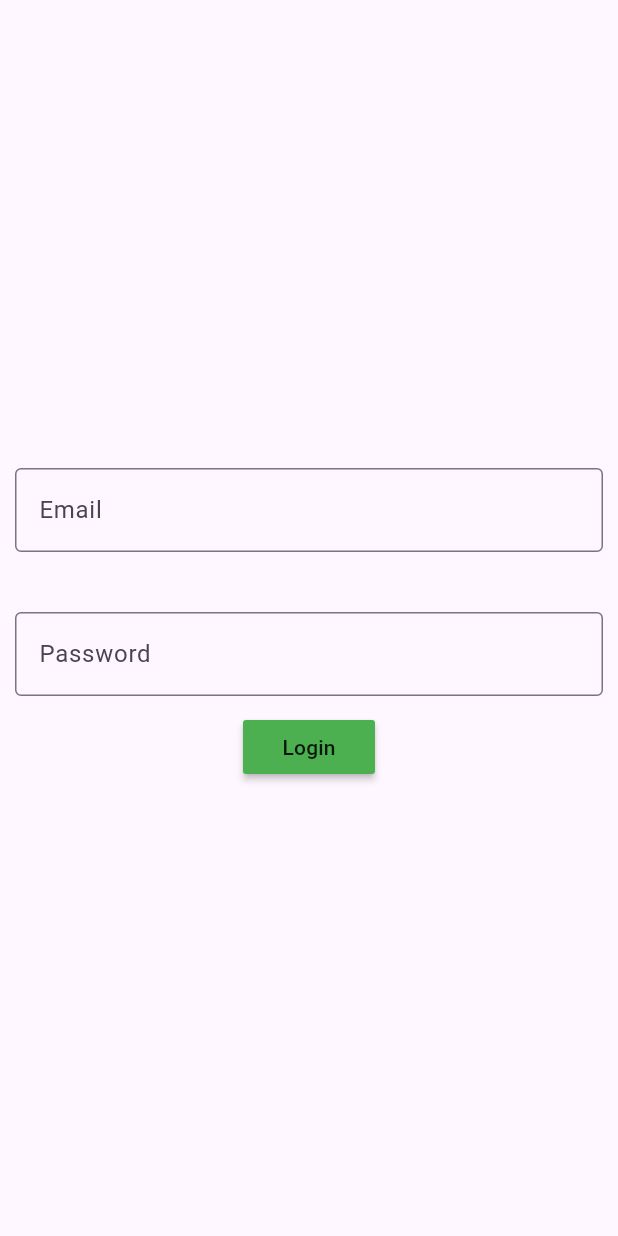
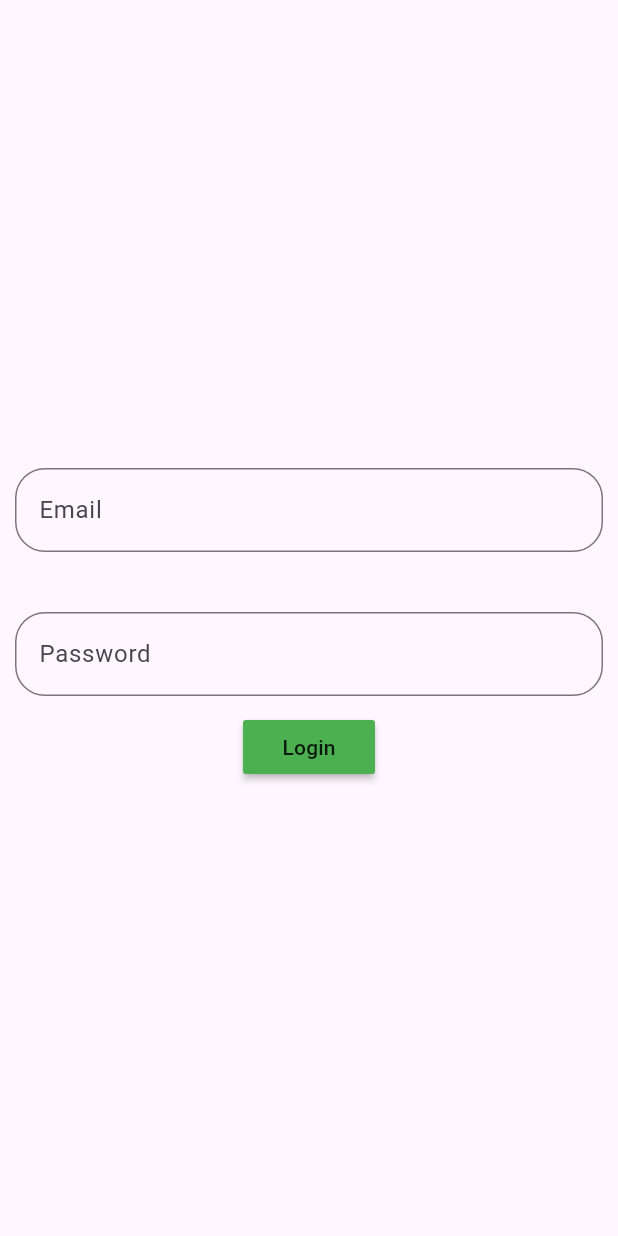
Before and after one commit to Jucar-2021/NOTIFICACIONES_PUSH, a Flutter app: the screen it shows after launch, on a phone screen of 412 x 824 dp. Run offline on Flutter 3.47's test engine with Material 3 defaults, Android fonts, the light colour scheme and no system bars; our stand-ins replace cloud_firestore, firebase_auth, firebase_core, firebase_messaging, lottie, toast; accounts and stored records are empty.

Commit message:
se ajustan textfield dando diseños

```diff
--- a/lib/LoginScreen.dart
+++ b/lib/LoginScreen.dart
@@ -96,8 +96,10 @@ class _LoginScreenState extends State<LoginScreen> {
               child: TextField(
                 controller: mailController,
                 decoration: InputDecoration(
-                  border: OutlineInputBorder(),
-                  hintText: "Email",
+                  border: OutlineInputBorder(
+                    borderRadius: BorderRadius.circular(20)
+                  ),
+
                   labelText: "Email",
                 ),
                 keyboardType: TextInputType.emailAddress,
@@ -111,8 +113,10 @@ class _LoginScreenState extends State<LoginScreen> {
               child: TextField(
                 controller: passwordController,
                 decoration: InputDecoration(
-                    border: OutlineInputBorder(),
-                    hintText: "Password",
+                    border: OutlineInputBorder(
+                      borderRadius: BorderRadius.circular(20)
+                    ),
+
                     labelText: "Password"),
                 obscureText: true,
                 keyboardType: TextInputType.visiblePassword,
```
